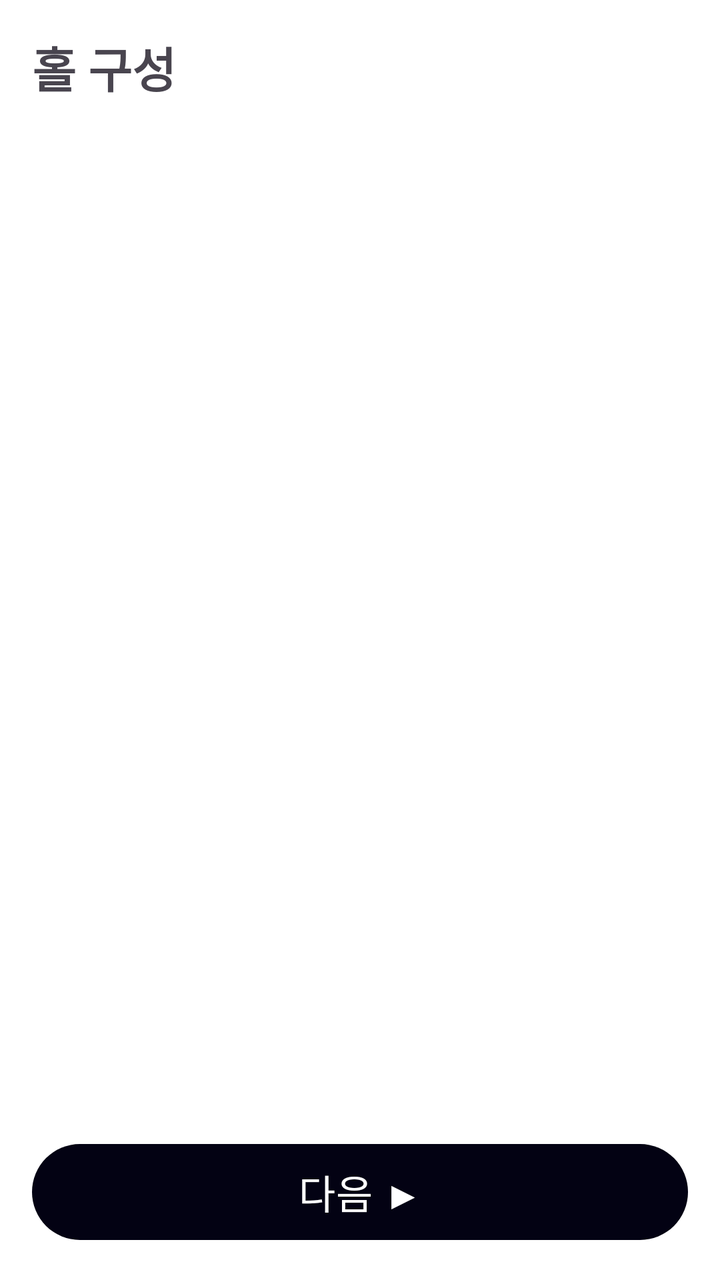
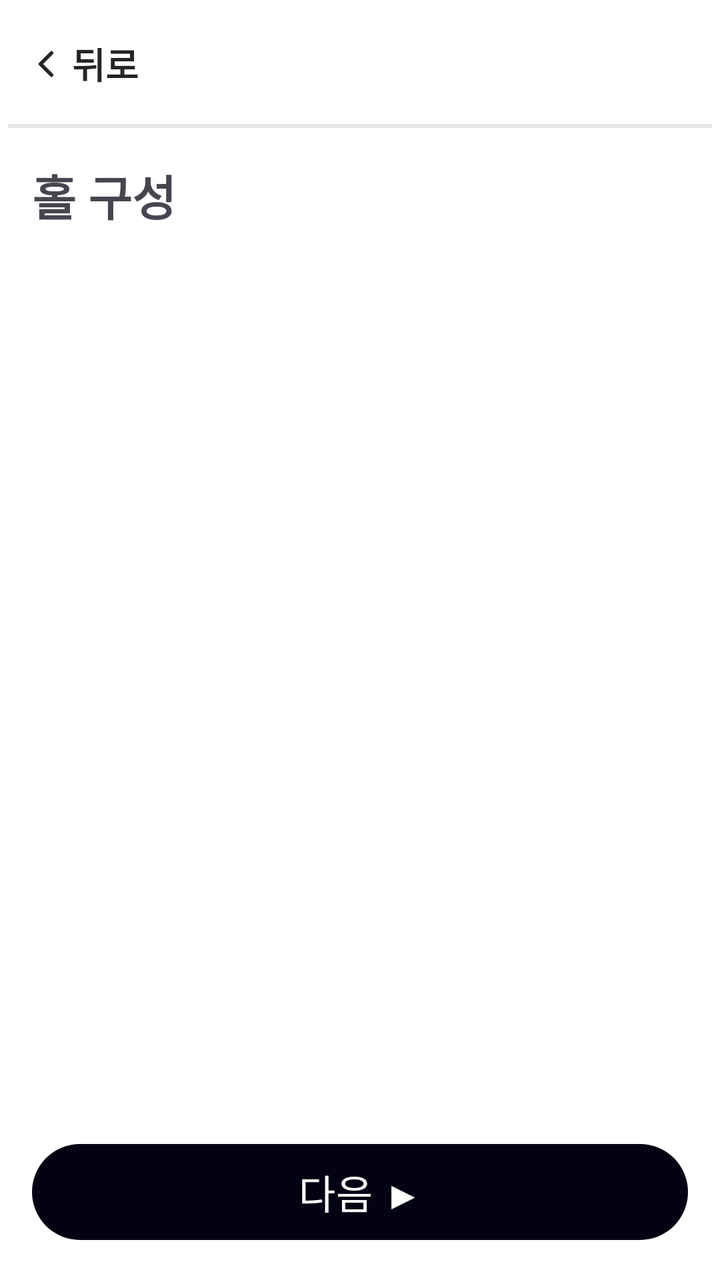

Compare the two renders of this Android layout. The source of the first and the diff that turns it into the second are given below.
<!-- AndroidManifest.xml: application theme Theme.ParkGolf -->
<!-- res/layout/fragment_course_setup.xml -->
<?xml version="1.0" encoding="utf-8"?>
<androidx.constraintlayout.widget.ConstraintLayout xmlns:android="http://schemas.android.com/apk/res/android"
    xmlns:app="http://schemas.android.com/apk/res-auto"
    android:layout_width="match_parent" android:layout_height="match_parent"
    android:padding="@dimen/screen_padding">
    <TextView android:id="@+id/tvTitle"
        android:layout_width="wrap_content" android:layout_height="wrap_content"
        android:text="@string/hole_config" android:textSize="@dimen/title_text" android:textStyle="bold"
        app:layout_constraintTop_toTopOf="parent" app:layout_constraintStart_toStartOf="parent" />
    <androidx.recyclerview.widget.RecyclerView android:id="@+id/rvCourses"
        android:layout_width="0dp" android:layout_height="0dp" android:layout_marginTop="12dp"
        app:layout_constraintTop_toBottomOf="@id/tvTitle"
        app:layout_constraintStart_toStartOf="parent" app:layout_constraintEnd_toEndOf="parent"
        app:layout_constraintBottom_toTopOf="@id/tvTotalHoles" />
    <TextView android:id="@+id/tvTotalHoles"
        android:layout_width="wrap_content" android:layout_height="wrap_content"
        android:textSize="@dimen/title_text" android:textStyle="bold" android:layout_marginBottom="12dp"
        app:layout_constraintBottom_toTopOf="@id/btnNext"
        app:layout_constraintStart_toStartOf="parent" />
    <Button android:id="@+id/btnNext"
        android:layout_width="match_parent" android:layout_height="wrap_content"
        android:minHeight="@dimen/touch_min" android:text="@string/next_step" android:textSize="@dimen/button_text"
        app:layout_constraintBottom_toBottomOf="parent"
        app:layout_constraintStart_toStartOf="parent" app:layout_constraintEnd_toEndOf="parent" />
</androidx.constraintlayout.widget.ConstraintLayout>
<!-- resources referenced by this layout -->
<resources>
  <dimen name="button_text">20sp</dimen>
  <dimen name="screen_padding">16dp</dimen>
  <dimen name="title_text">24sp</dimen>
  <dimen name="touch_min">56dp</dimen>
  <string name="hole_config">홀 구성</string>
  <string name="next_step">다음 ▶</string>
  <style name="Theme.ParkGolf" parent="Theme.Material3.DayNight.NoActionBar">
          <item name="colorPrimary">@color/primary</item>
          <item name="colorOnPrimary">@color/on_primary</item>
          <item name="android:windowBackground">@color/background</item>
          <item name="android:textColorPrimary">@color/foreground</item>
      </style>
  <color name="primary">#030213</color>
  <color name="on_primary">#FFFFFF</color>
  <color name="background">#FFFFFF</color>
  <color name="foreground">#252525</color>
</resources>

<!-- the commit's change to res/layout/fragment_course_setup.xml (unified diff, before → after) -->
@@ -1,25 +1,96 @@
 <?xml version="1.0" encoding="utf-8"?>
-<androidx.constraintlayout.widget.ConstraintLayout xmlns:android="http://schemas.android.com/apk/res/android"
+<LinearLayout xmlns:android="http://schemas.android.com/apk/res/android"
     xmlns:app="http://schemas.android.com/apk/res-auto"
     android:layout_width="match_parent" android:layout_height="match_parent"
-    android:padding="@dimen/screen_padding">
-    <TextView android:id="@+id/tvTitle"
-        android:layout_width="wrap_content" android:layout_height="wrap_content"
-        android:text="@string/hole_config" android:textSize="@dimen/title_text" android:textStyle="bold"
-        app:layout_constraintTop_toTopOf="parent" app:layout_constraintStart_toStartOf="parent" />
-    <androidx.recyclerview.widget.RecyclerView android:id="@+id/rvCourses"
-        android:layout_width="0dp" android:layout_height="0dp" android:layout_marginTop="12dp"
-        app:layout_constraintTop_toBottomOf="@id/tvTitle"
-        app:layout_constraintStart_toStartOf="parent" app:layout_constraintEnd_toEndOf="parent"
-        app:layout_constraintBottom_toTopOf="@id/tvTotalHoles" />
-    <TextView android:id="@+id/tvTotalHoles"
-        android:layout_width="wrap_content" android:layout_height="wrap_content"
-        android:textSize="@dimen/title_text" android:textStyle="bold" android:layout_marginBottom="12dp"
-        app:layout_constraintBottom_toTopOf="@id/btnNext"
-        app:layout_constraintStart_toStartOf="parent" />
-    <Button android:id="@+id/btnNext"
-        android:layout_width="match_parent" android:layout_height="wrap_content"
-        android:minHeight="@dimen/touch_min" android:text="@string/next_step" android:textSize="@dimen/button_text"
-        app:layout_constraintBottom_toBottomOf="parent"
-        app:layout_constraintStart_toStartOf="parent" app:layout_constraintEnd_toEndOf="parent" />
+    android:orientation="vertical">
+    <include android:id="@+id/topBar" layout="@layout/view_top_bar" />
+    <androidx.constraintlayout.widget.ConstraintLayout
+        android:layout_width="match_parent" android:layout_height="0dp" android:layout_weight="1"
+        android:padding="@dimen/screen_padding">
+        <TextView android:id="@+id/tvTitle"
+            android:layout_width="wrap_content" android:layout_height="wrap_content"
+            android:text="@string/hole_config" android:textSize="@dimen/title_text" android:textStyle="bold"
+            app:layout_constraintTop_toTopOf="parent" app:layout_constraintStart_toStartOf="parent" />
+        <androidx.recyclerview.widget.RecyclerView android:id="@+id/rvCourses"
+            android:layout_width="0dp" android:layout_height="0dp" android:layout_marginTop="12dp"
+            app:layout_constraintTop_toBottomOf="@id/tvTitle"
+            app:layout_constraintStart_toStartOf="parent" app:layout_constraintEnd_toEndOf="parent"
+            app:layout_constraintBottom_toTopOf="@id/tvTotalHoles" />
+        <TextView android:id="@+id/tvTotalHoles"
+            android:layout_width="wrap_content" android:layout_height="wrap_content"
+            android:textSize="@dimen/title_text" android:textStyle="bold" android:layout_marginBottom="12dp"
+            app:layout_constraintBottom_toTopOf="@id/btnNext"
+            app:layout_constraintStart_toStartOf="parent" />
+        <Button android:id="@+id/btnNext"
+            android:layout_width="match_parent" android:layout_height="wrap_content"
+            android:minHeight="@dimen/touch_min" android:text="@string/next_step" android:textSize="@dimen/button_text"
+            app:layout_constraintBottom_toBottomOf="parent"
+            app:layout_constraintStart_toStartOf="parent" app:layout_constraintEnd_toEndOf="parent" />
+    </androidx.constraintlayout.widget.ConstraintLayout>
+</LinearLayout>
+<!-- res/layout/view_top_bar.xml (included above) -->
+<?xml version="1.0" encoding="utf-8"?>
+<androidx.constraintlayout.widget.ConstraintLayout
+    xmlns:android="http://schemas.android.com/apk/res/android"
+    xmlns:app="http://schemas.android.com/apk/res-auto"
+    android:layout_width="match_parent"
+    android:layout_height="wrap_content"
+    android:background="@color/background"
+    android:minHeight="64dp"
+    android:paddingHorizontal="4dp">
+
+    <LinearLayout
+        android:id="@+id/btnBack"
+        android:layout_width="wrap_content"
+        android:layout_height="@dimen/touch_min"
+        android:orientation="horizontal"
+        android:gravity="center_vertical"
+        android:paddingHorizontal="8dp"
+        android:background="?attr/selectableItemBackground"
+        android:clickable="true"
+        android:focusable="true"
+        android:contentDescription="@string/back"
+        app:layout_constraintStart_toStartOf="parent"
+        app:layout_constraintTop_toTopOf="parent"
+        app:layout_constraintBottom_toBottomOf="parent">
+        <ImageView
+            android:layout_width="22dp" android:layout_height="22dp"
+            android:src="@drawable/ic_chevron_left"
+            android:importantForAccessibility="no" />
+        <TextView
+            android:layout_width="wrap_content" android:layout_height="wrap_content"
+            android:layout_marginStart="2dp"
+            android:text="@string/back"
+            android:textColor="@color/foreground"
+            android:textSize="@dimen/body_text"
+            android:textStyle="bold" />
+    </LinearLayout>
+
+    <TextView
+        android:id="@+id/tvBarTitle"
+        android:layout_width="0dp"
+        android:layout_height="wrap_content"
+        android:gravity="center"
+        android:textSize="@dimen/body_text"
+        android:textStyle="bold"
+        android:textColor="@color/foreground"
+        android:maxLines="1"
+        android:ellipsize="end"
+        app:layout_constraintStart_toEndOf="@id/btnBack"
+        app:layout_constraintEnd_toStartOf="@id/barSpacer"
+        app:layout_constraintTop_toTopOf="parent"
+        app:layout_constraintBottom_toBottomOf="parent" />
+
+    <Space
+        android:id="@+id/barSpacer"
+        android:layout_width="72dp"
+        android:layout_height="1dp"
+        app:layout_constraintEnd_toEndOf="parent"
+        app:layout_constraintTop_toTopOf="parent" />
+
+    <View android:layout_width="0dp" android:layout_height="@dimen/border_width"
+        android:background="@color/border"
+        app:layout_constraintStart_toStartOf="parent"
+        app:layout_constraintEnd_toEndOf="parent"
+        app:layout_constraintBottom_toBottomOf="parent" />
 </androidx.constraintlayout.widget.ConstraintLayout>
<!-- resource entries referenced after the edit -->
@@ -4,6 +4,11 @@
   <dimen name="screen_padding">16dp</dimen>
   <dimen name="title_text">24sp</dimen>
   <dimen name="touch_min">56dp</dimen>
+  <!-- drawable ic_chevron_left (drawable) -->
+  <vector xmlns:android="http://schemas.android.com/apk/res/android" android:width="24dp" android:height="24dp" android:viewportWidth="24" android:viewportHeight="24">
+      <path android:strokeColor="@color/foreground" android:strokeWidth="2" android:strokeLineCap="round" android:strokeLineJoin="round" android:pathData="M15,18 L9,12 L15,6" />
+  </vector>
+  <string name="back">뒤로</string>
   <string name="hole_config">홀 구성</string>
   <string name="next_step">다음 ▶</string>
   <style name="Theme.ParkGolf" parent="Theme.Material3.DayNight.NoActionBar">
@@ -15,6 +20,9 @@
   <color name="primary">#030213</color>
   <color name="on_primary">#FFFFFF</color>
   <color name="background">#FFFFFF</color>
+  <color name="border">#1A000000</color>
   <color name="foreground">#252525</color>
+  <dimen name="body_text">18sp</dimen>
+  <dimen name="border_width">2dp</dimen>
 </resources>
 
